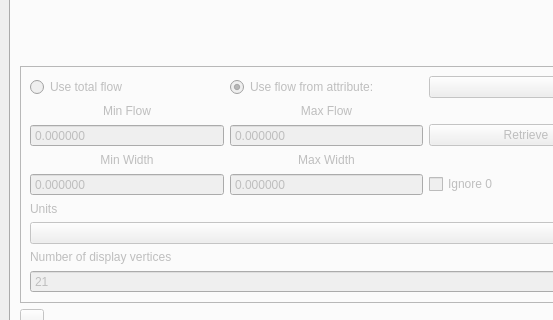
First picture: the form in flow_map_builder_dockwidget_base.ui, repository glebpinigin/flow_map_builder, before the edit; both pictures show x 0 to 553 and y 133 to 453 of the 653 by 592 pixel window.
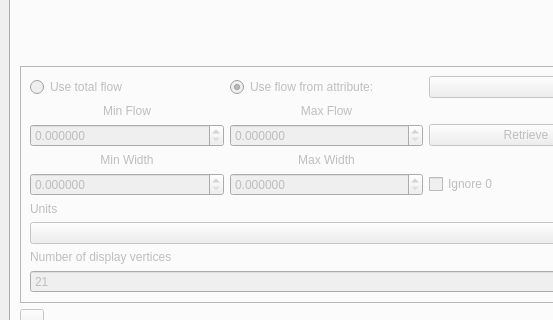
Second picture: the form after the edit. The open tabs and pages were chosen to show the change. Custom widgets are drawn as their Qt base class.

```diff
--- a/flow_map_builder_dockwidget_base.ui
+++ b/flow_map_builder_dockwidget_base.ui
@@ -278,9 +278,6 @@
             <layout class="QGridLayout" name="gridLayout_3">
              <item row="2" column="0">
               <widget class="QgsDoubleSpinBox" name="min_flow">
-               <property name="buttonSymbols">
-                <enum>QAbstractSpinBox::NoButtons</enum>
-               </property>
                <property name="decimals">
                 <number>6</number>
                </property>
@@ -291,9 +288,6 @@
              </item>
              <item row="2" column="1">
               <widget class="QgsDoubleSpinBox" name="max_flow">
-               <property name="buttonSymbols">
-                <enum>QAbstractSpinBox::NoButtons</enum>
-               </property>
                <property name="decimals">
                 <number>6</number>
                </property>
@@ -304,9 +298,6 @@
              </item>
              <item row="4" column="0">
               <widget class="QgsDoubleSpinBox" name="min_width">
-               <property name="buttonSymbols">
-                <enum>QAbstractSpinBox::NoButtons</enum>
-               </property>
                <property name="decimals">
                 <number>6</number>
                </property>
@@ -317,9 +308,6 @@
              </item>
              <item row="4" column="1">
               <widget class="QgsDoubleSpinBox" name="max_width">
-               <property name="buttonSymbols">
-                <enum>QAbstractSpinBox::NoButtons</enum>
-               </property>
                <property name="decimals">
                 <number>6</number>
                </property>
```
